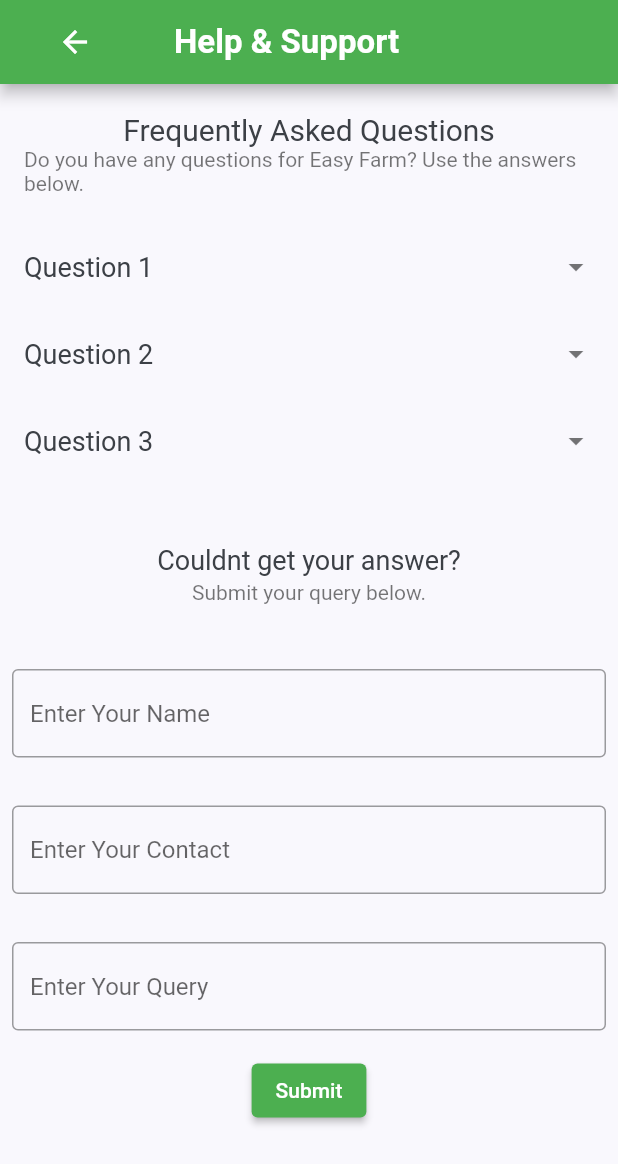
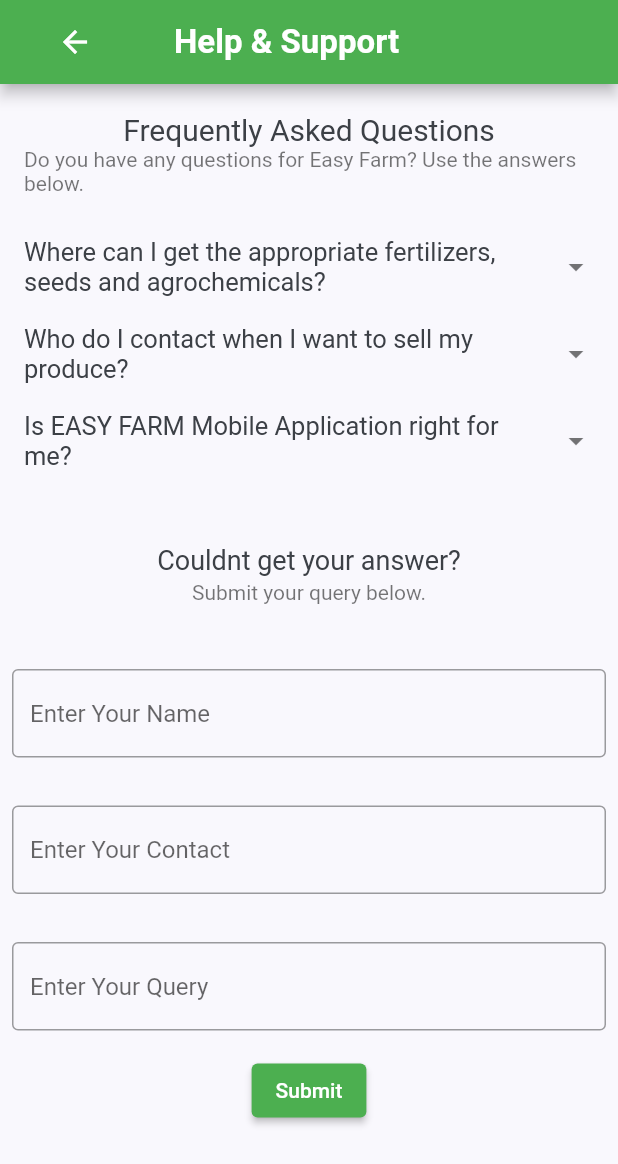
Before and after one commit to MthandazoJoeJunior/FarmApp-final, a Flutter app: the HelpSupport screen opened by its route, on a phone screen of 412 x 824 dp. Shown: the top 1164 px of the screen. Run offline on Flutter 3.47's test engine with Material 2 defaults, Android fonts, the phone set to English and light mode, and no system bars; our stand-ins replace flutter_svg; missing offline and left inert: flutter_fast_forms.

Commit message:
added FAQs

```diff
--- a/lib/navigation_screens/contacts.dart
+++ b/lib/navigation_screens/contacts.dart
@@ -12,9 +12,15 @@ class Contacts extends StatefulWidget {
 }
 
 class _ContactsState extends State<Contacts> {
+  Future<bool> _onWillPop(context) async {
+    return (_selectRegion(context));
+  }
+
   @override
   Widget build(BuildContext context) {
-    return Scaffold(
+    return new WillPopScope(
+        onWillPop: () => _onWillPop(context),
+    child: Scaffold(
         appBar: AppBar(
           automaticallyImplyLeading: false,
           leadingWidth: 100,
@@ -31,6 +37,7 @@ class _ContactsState extends State<Contacts> {
             ),
           ),
         ), body: const ContactDetails(),
+    ),
     );
   }
 }
--- a/lib/navigation_screens/help_support.dart
+++ b/lib/navigation_screens/help_support.dart
@@ -12,9 +12,15 @@ class HelpSupport extends StatefulWidget {
 }
 
 class _HelpSupportState extends State<HelpSupport> {
+  Future<bool> _onWillPop(context) async {
+    return (_selectRegion(context));
+  }
+
   @override
   Widget build(BuildContext context) {
-    return Scaffold(
+    return new WillPopScope(
+        onWillPop: () => _onWillPop(context),
+    child: Scaffold(
       appBar: AppBar(
           automaticallyImplyLeading: false,
           leadingWidth: 100,
@@ -32,6 +38,7 @@ class _HelpSupportState extends State<HelpSupport> {
           )
       ),
       body: const HelpSupportDetails(),
+    ),
     );
   }
 }
@@ -80,9 +87,9 @@ class _HelpSupportDetailsState extends State<HelpSupportDetails> {
             ),
             ExpansionTile(
               title: const Text(
-                'Question 1',
+                'Where can I get the appropriate fertilizers, seeds and agrochemicals?',
                 style:  TextStyle(
-                  fontSize: 18,
+                  fontSize: 17,
                   fontWeight: FontWeight.normal,
                 ),
               ),
@@ -94,7 +101,12 @@ class _HelpSupportDetailsState extends State<HelpSupportDetails> {
               ),
               children: const <Widget>[
                 ListTile(title: Text(
-                  'Maize is best planted in December',
+                  '''There are a number of shops that sell fertilizers, seeds and agrochemicals in Zimbabwe. Amongst them are:
+Seedco
+Farm and City
+Veterinary
+
+You can contact your regional farmer for more assistance.''',
                   style:  TextStyle(
                     fontSize: 15,
                   ),
@@ -107,9 +119,9 @@ class _HelpSupportDetailsState extends State<HelpSupportDetails> {
             ),
             ExpansionTile(
               title: const Text(
-                'Question 2',
+                'Who do I contact when I want to sell my produce?',
                 style:  TextStyle(
-                  fontSize: 18,
+                  fontSize: 17,
                   fontWeight: FontWeight.normal,
                 ),
               ),
@@ -120,7 +132,12 @@ class _HelpSupportDetailsState extends State<HelpSupportDetails> {
               ),
               children: const <Widget>[
                 ListTile(title: Text(
-                  'type of fertilizer',
+                  '''After harvesting your crops, you can sell your produce to the Grain Marketing Board.
+You can contact them on the following numbers:
++263 24 2701870-95,
++263 24 2701898
+
+Alternatively you can contact your regional farmer for assistance.''',
                   style:  TextStyle(
                     fontSize: 15,
                   ),
@@ -133,9 +150,9 @@ class _HelpSupportDetailsState extends State<HelpSupportDetails> {
             ),
             ExpansionTile(
               title: const Text(
-                'Question 3',
+                'Is EASY FARM Mobile Application right for me?',
                 style:  TextStyle(
-                  fontSize: 18,
+                  fontSize: 17,
                   fontWeight: FontWeight.normal,
                 ),
               ),
@@ -146,7 +163,9 @@ class _HelpSupportDetailsState extends State<HelpSupportDetails> {
               ),
               children: const <Widget>[
                 ListTile(title: Text(
-                  'weeds',
+                  '''EASY FARM Mobile Application  is a MUST Mobile App to all the youth in farming and farmers wishing to improve the quality of their produce and increasing productivity.
+
+Talk of FARMING MADE EASY!''',
                   style:  TextStyle(
                     fontSize: 15,
                   ),
```
